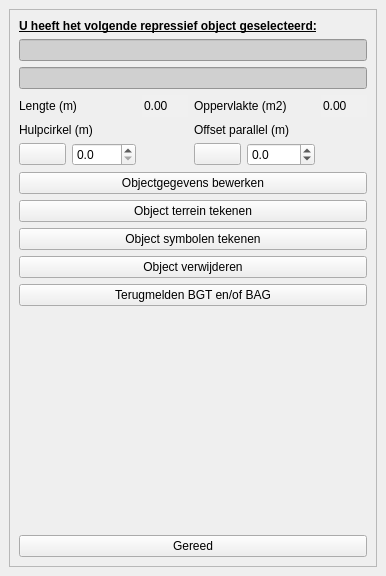
Qt form plugin/oiv/repressief_object/oiv_repressief_object_widget.ui (OIV-NL-QGIS/QGIS_project) before a commit.
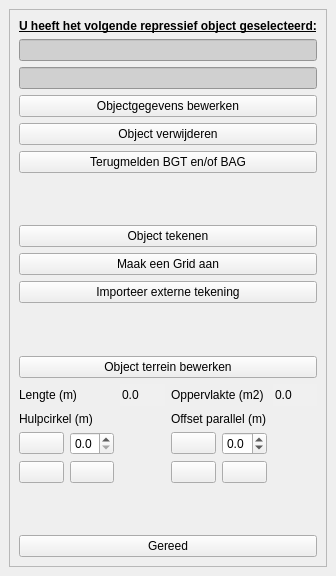
The same form after that commit. Icons and pictures are not drawn.

```diff
--- a/plugin/oiv/repressief_object/oiv_repressief_object_widget.ui
+++ b/plugin/oiv/repressief_object/oiv_repressief_object_widget.ui
@@ -6,7 +6,7 @@
    <rect>
     <x>0</x>
     <y>0</y>
-    <width>386</width>
+    <width>336</width>
     <height>576</height>
    </rect>
   </property>
@@ -34,7 +34,7 @@
         <rect>
          <x>0</x>
          <y>0</y>
-         <width>366</width>
+         <width>316</width>
          <height>534</height>
         </rect>
        </property>
@@ -87,31 +87,101 @@
             </property>
            </widget>
           </item>
+          <item>
+           <widget class="QPushButton" name="objectgegevens">
+            <property name="text">
+             <string>Objectgegevens bewerken</string>
+            </property>
+           </widget>
+          </item>
+          <item>
+           <widget class="QPushButton" name="delete_object">
+            <property name="text">
+             <string>Object verwijderen</string>
+            </property>
+           </widget>
+          </item>
+          <item>
+           <widget class="QPushButton" name="terugmelden">
+            <property name="text">
+             <string>Terugmelden BGT en/of BAG</string>
+            </property>
+           </widget>
+          </item>
+          <item>
+           <spacer name="verticalSpacer">
+            <property name="orientation">
+             <enum>Qt::Vertical</enum>
+            </property>
+            <property name="sizeHint" stdset="0">
+             <size>
+              <width>0</width>
+              <height>0</height>
+             </size>
+            </property>
+           </spacer>
+          </item>
+          <item>
+           <widget class="QPushButton" name="object_symbolen">
+            <property name="text">
+             <string>Object tekenen</string>
+            </property>
+           </widget>
+          </item>
+          <item>
+           <widget class="QPushButton" name="create_grid">
+            <property name="text">
+             <string>Maak een Grid aan</string>
+            </property>
+           </widget>
+          </item>
+          <item>
+           <widget class="QPushButton" name="import_drawing">
+            <property name="text">
+             <string>Importeer externe tekening</string>
+            </property>
+           </widget>
+          </item>
+          <item>
+           <spacer name="verticalSpacer_3">
+            <property name="orientation">
+             <enum>Qt::Vertical</enum>
+            </property>
+            <property name="sizeHint" stdset="0">
+             <size>
+              <width>0</width>
+              <height>0</height>
+             </size>
+            </property>
+           </spacer>
+          </item>
+          <item>
+           <widget class="QPushButton" name="terrein_bewerken">
+            <property name="text">
+             <string>Object terrein bewerken</string>
+            </property>
+           </widget>
+          </item>
           <item>
            <layout class="QGridLayout" name="gridLayout">
-            <item row="2" column="0">
-             <widget class="QPushButton" name="straal_button">
+            <property name="sizeConstraint">
+             <enum>QLayout::SetMinimumSize</enum>
+            </property>
+            <item row="1" column="0" colspan="3">
+             <widget class="QLabel" name="straal_label">
               <property name="text">
-               <string/>
-              </property>
-              <property name="icon">
-               <iconset>
-                <normaloff>:/plugins/oiv/config_files/png/hulpcirkel.png</normaloff>:/plugins/oiv/config_files/png/hulpcirkel.png</iconset>
-              </property>
-             </widget>
-            </item>
-            <item row="2" column="1">
-             <widget class="QDoubleSpinBox" name="straal">
-              <property name="decimals">
-               <number>1</number>
-              </property>
-              <property name="maximum">
-               <double>1000.000000000000000</double>
+               <string>Hulpcirkel (m)</string>
               </property>
              </widget>
             </item>
             <item row="2" column="4">
              <widget class="QDoubleSpinBox" name="offset">
+              <property name="sizePolicy">
+               <sizepolicy hsizetype="Ignored" vsizetype="Fixed">
+                <horstretch>0</horstretch>
+                <verstretch>0</verstretch>
+               </sizepolicy>
+              </property>
               <property name="decimals">
                <number>1</number>
               </property>
@@ -123,17 +193,47 @@
               </property>
              </widget>
             </item>
-            <item row="1" column="0" colspan="3">
-             <widget class="QLabel" name="straal_label">
+            <item row="2" column="0">
+             <widget class="QPushButton" name="straal_button">
               <property name="text">
-               <string>Hulpcirkel (m)</string>
+               <string/>
               </property>
+              <property name="icon">
+               <iconset>
+                <normaloff>:/plugins/oiv/config_files/png/hulpcirkel.png</normaloff>:/plugins/oiv/config_files/png/hulpcirkel.png</iconset>
+              </property>
              </widget>
             </item>
-            <item row="0" column="0" colspan="2">
-             <widget class="QLabel" name="lengte_label">
+            <item row="0" column="3" colspan="2">
+             <widget class="QLabel" name="oppervlakte_label">
               <property name="text">
-               <string>Lengte (m)</string>
+               <string>Oppervlakte (m2)</string>
+              </property>
+             </widget>
+            </item>
+            <item row="0" column="5">
+             <widget class="QDoubleSpinBox" name="oppervlakte">
+              <property name="sizePolicy">
+               <sizepolicy hsizetype="Ignored" vsizetype="Fixed">
+                <horstretch>0</horstretch>
+                <verstretch>0</verstretch>
+               </sizepolicy>
+              </property>
+              <property name="styleSheet">
+               <string notr="true">background-color: rgb(240, 240, 240);
+border-color: rgba(255, 255, 255, 0);</string>
+              </property>
+              <property name="frame">
+               <bool>false</bool>
+              </property>
+              <property name="buttonSymbols">
+               <enum>QAbstractSpinBox::NoButtons</enum>
+              </property>
+              <property name="decimals">
+               <number>1</number>
+              </property>
+              <property name="maximum">
+               <double>100000.000000000000000</double>
               </property>
              </widget>
             </item>
@@ -154,22 +254,159 @@
               </property>
              </widget>
             </item>
-            <item row="0" column="3" colspan="2">
-             <widget class="QLabel" name="oppervlakte_label">
+            <item row="0" column="0" colspan="2">
+             <widget class="QLabel" name="lengte_label">
               <property name="text">
-               <string>Oppervlakte (m2)</string>
+               <string>Lengte (m)</string>
               </property>
              </widget>
             </item>
-            <item row="1" column="3" colspan="3">
-             <widget class="QLabel" name="offset_label">
+            <item row="3" column="0">
+             <widget class="QPushButton" name="terrein_tekenen">
+              <property name="enabled">
+               <bool>true</bool>
+              </property>
+              <property name="sizePolicy">
+               <sizepolicy hsizetype="Minimum" vsizetype="Fixed">
+                <horstretch>0</horstretch>
+                <verstretch>0</verstretch>
+               </sizepolicy>
+              </property>
+              <property name="toolTip">
+               <string>open formulier van een object...</string>
+              </property>
               <property name="text">
-               <string>Offset parallel (m)</string>
+               <string/>
+              </property>
+              <property name="icon">
+               <iconset>
+                <normaloff>:/plugins/oiv/config_files/png/terrein.png</normaloff>:/plugins/oiv/config_files/png/terrein.png</iconset>
+              </property>
+              <property name="iconSize">
+               <size>
+                <width>28</width>
+                <height>28</height>
+               </size>
+              </property>
+              <property name="checkable">
+               <bool>false</bool>
+              </property>
+              <property name="autoDefault">
+               <bool>false</bool>
+              </property>
+              <property name="default">
+               <bool>false</bool>
+              </property>
+              <property name="flat">
+               <bool>false</bool>
+              </property>
+             </widget>
+            </item>
+            <item row="3" column="1">
+             <widget class="QPushButton" name="delete_f">
+              <property name="toolTip">
+               <string>delete object...</string>
+              </property>
+              <property name="text">
+               <string/>
+              </property>
+              <property name="icon">
+               <iconset>
+                <normaloff>:/plugins/oiv/config_files/png/delete.png</normaloff>:/plugins/oiv/config_files/png/delete.png</iconset>
+              </property>
+              <property name="iconSize">
+               <size>
+                <width>28</width>
+                <height>28</height>
+               </size>
+              </property>
+             </widget>
+            </item>
+            <item row="3" column="3">
+             <widget class="QPushButton" name="identify">
+              <property name="enabled">
+               <bool>true</bool>
+              </property>
+              <property name="sizePolicy">
+               <sizepolicy hsizetype="Minimum" vsizetype="Fixed">
+                <horstretch>0</horstretch>
+                <verstretch>0</verstretch>
+               </sizepolicy>
+              </property>
+              <property name="toolTip">
+               <string>open formulier van een object...</string>
+              </property>
+              <property name="text">
+               <string/>
+              </property>
+              <property name="icon">
+               <iconset>
+                <normaloff>:/plugins/oiv/config_files/png/identify.png</normaloff>:/plugins/oiv/config_files/png/identify.png</iconset>
+              </property>
+              <property name="iconSize">
+               <size>
+                <width>28</width>
+                <height>28</height>
+               </size>
+              </property>
+              <property name="checkable">
+               <bool>false</bool>
+              </property>
+              <property name="autoDefault">
+               <bool>false</bool>
+              </property>
+              <property name="default">
+               <bool>false</bool>
+              </property>
+              <property name="flat">
+               <bool>false</bool>
+              </property>
+             </widget>
+            </item>
+            <item row="2" column="1">
+             <widget class="QDoubleSpinBox" name="straal">
+              <property name="sizePolicy">
+               <sizepolicy hsizetype="Ignored" vsizetype="Fixed">
+                <horstretch>0</horstretch>
+                <verstretch>0</verstretch>
+               </sizepolicy>
+              </property>
+              <property name="decimals">
+               <number>1</number>
+              </property>
+              <property name="maximum">
+               <double>1000.000000000000000</double>
+              </property>
+             </widget>
+            </item>
+            <item row="3" column="4">
+             <widget class="QPushButton" name="pan">
+              <property name="toolTip">
+               <string>selecteer de functie Pan...</string>
+              </property>
+              <property name="text">
+               <string/>
+              </property>
+              <property name="icon">
+               <iconset>
+                <normaloff>:/plugins/oiv/config_files/png/pan.png</normaloff>:/plugins/oiv/config_files/png/pan.png</iconset>
+              </property>
+              <property name="iconSize">
+               <size>
+                <width>28</width>
+                <height>28</height>
+               </size>
               </property>
              </widget>
             </item>
             <item row="0" column="2">
              <widget class="QDoubleSpinBox" name="lengte">
+              <property name="sizePolicy">
+               <sizepolicy hsizetype="Ignored" vsizetype="Fixed">
+                <horstretch>0</horstretch>
+                <verstretch>0</verstretch>
+               </sizepolicy>
+              </property>
               <property name="styleSheet">
                <string notr="true">background-color: rgb(240, 240, 240);
 border-color: rgba(255, 255, 255, 0);</string>
@@ -180,59 +417,23 @@
               <property name="buttonSymbols">
                <enum>QAbstractSpinBox::NoButtons</enum>
               </property>
+              <property name="decimals">
+               <number>1</number>
+              </property>
+              <property name="maximum">
+               <double>100000.000000000000000</double>
+              </property>
              </widget>
             </item>
-            <item row="0" column="5">
-             <widget class="QDoubleSpinBox" name="oppervlakte">
-              <property name="styleSheet">
-               <string notr="true">background-color: rgb(240, 240, 240);
-border-color: rgba(255, 255, 255, 0);</string>
-              </property>
-              <property name="frame">
-               <bool>false</bool>
-              </property>
-              <property name="buttonSymbols">
-               <enum>QAbstractSpinBox::NoButtons</enum>
+            <item row="1" column="3" colspan="2">
+             <widget class="QLabel" name="offset_label">
+              <property name="text">
+               <string>Offset parallel (m)</string>
               </property>
              </widget>
             </item>
            </layout>
           </item>
-          <item>
-           <widget class="QPushButton" name="objectgegevens">
-            <property name="text">
-             <string>Objectgegevens bewerken</string>
-            </property>
-           </widget>
-          </item>
-          <item>
-           <widget class="QPushButton" name="object_tekenen">
-            <property name="text">
-             <string>Object terrein tekenen</string>
-            </property>
-           </widget>
-          </item>
-          <item>
-           <widget class="QPushButton" name="object_symbolen">
-            <property name="text">
-             <string>Object symbolen tekenen</string>
-            </property>
-           </widget>
-          </item>
-          <item>
-           <widget class="QPushButton" name="delete_f">
-            <property name="text">
-             <string>Object verwijderen</string>
-            </property>
-           </widget>
-          </item>
-          <item>
-           <widget class="QPushButton" name="terugmelden">
-            <property name="text">
-             <string>Terugmelden BGT en/of BAG</string>
-            </property>
-           </widget>
-          </item>
           <item>
            <spacer name="verticalSpacer_2">
             <property name="orientation">
```
